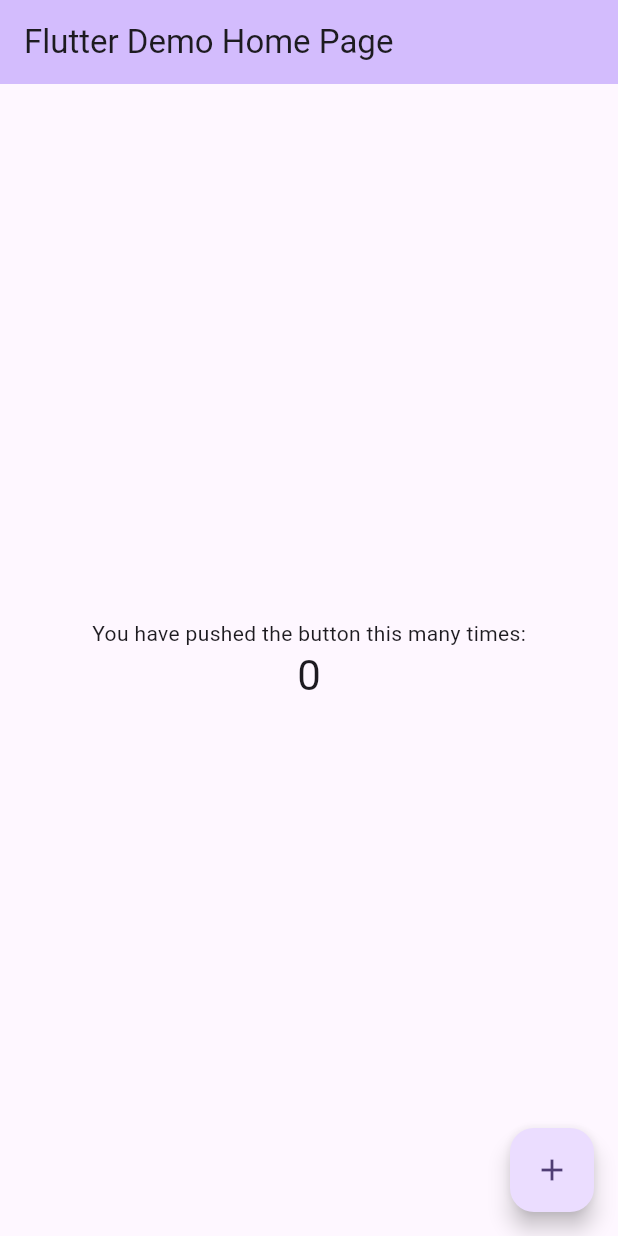
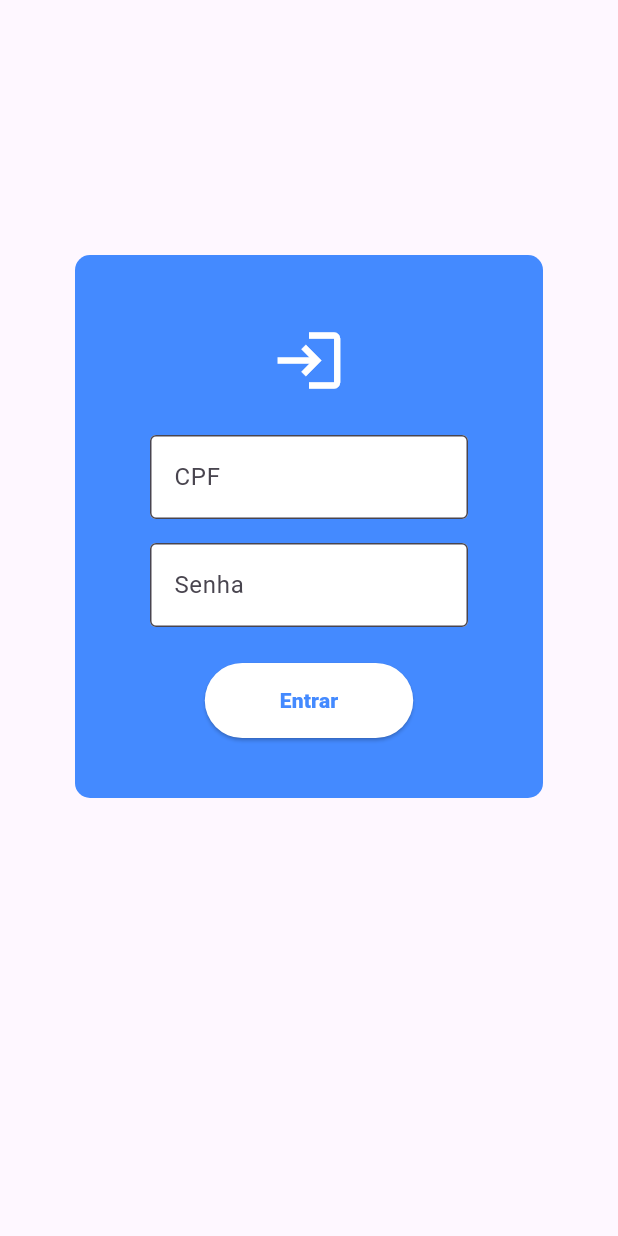
Before and after one commit to clarasenx/gestao_estoque_flutter, a Flutter app: the screen it shows after launch, on a phone screen of 412 x 824 dp. Run offline on Flutter 3.47's test engine with Material 3 defaults, Android fonts, the light colour scheme and no system bars.

Commit message:
[new]: login page

```diff
--- a/lib/config/constants.dart
+++ b/lib/config/constants.dart
@@ -0,0 +1 @@
+/// Variáveis globais de estilo (como se fossem variáveis de CSS)
--- a/lib/main.dart
+++ b/lib/main.dart
@@ -1,4 +1,5 @@
 import 'package:flutter/material.dart';
+import 'package:gestao_estoque_flutter/views/login/login_page.dart';
 
 void main() {
   runApp(const MyApp());
@@ -11,62 +12,9 @@ class MyApp extends StatelessWidget {
   @override
   Widget build(BuildContext context) {
     return MaterialApp(
-      title: 'Flutter Demo',
-      theme: ThemeData(
-        colorScheme: ColorScheme.fromSeed(seedColor: Colors.deepPurple),
-      ),
-      home: const MyHomePage(title: 'Flutter Demo Home Page'),
+      debugShowCheckedModeBanner: false,
+      title: 'Gestão de Estoque',
+      home: LoginPage(),
     );
   }
 }
-
-class MyHomePage extends StatefulWidget {
-  const MyHomePage({super.key, required this.title});
-
-  final String title;
-
-  @override
-  State<MyHomePage> createState() => _MyHomePageState();
-}
-
-class _MyHomePageState extends State<MyHomePage> {
-  int _counter = 0;
-
-  void _incrementCounter() {
-    setState(() {
-
-      _counter++;
-    });
-  }
-
-  @override
-  Widget build(BuildContext context) {
-
-    return Scaffold(
-      appBar: AppBar(
-
-        backgroundColor: Theme.of(context).colorScheme.inversePrimary,
-        title: Text(widget.title),
-      ),
-      body: Center(
-
-        child: Column(
-
-          mainAxisAlignment: MainAxisAlignment.center,
-          children: <Widget>[
-            const Text('You have pushed the button this many times:'),
-            Text(
-              '$_counter',
-              style: Theme.of(context).textTheme.headlineMedium,
-            ),
-          ],
-        ),
-      ),
-      floatingActionButton: FloatingActionButton(
-        onPressed: _incrementCounter,
-        tooltip: 'Increment',
-        child: const Icon(Icons.add),
-      ),
-    );
-  }
-}
--- a/lib/model/user.dart
+++ b/lib/model/user.dart
@@ -0,0 +1,15 @@
+class User {
+  int cpf;
+  String password;
+  String name;
+  String role;
+  String? token;
+
+  User({
+    required this.cpf,
+    required this.password,
+    required this.name,
+    required this.role,
+    this.token,
+  });
+}
--- /dev/null
+++ b/lib/views/login/login_page.dart
@@ -0,0 +1,111 @@
+import 'package:flutter/material.dart';
+import 'package:gestao_estoque_flutter/views/dashboard/dashboard_page.dart';
+
+const users = [
+  {'cpf': '1234', 'password': 'asdf'},
+  {'cpf': '5678', 'password': 'zxcv'},
+];
+
+class LoginPage extends StatelessWidget {
+  LoginPage({super.key});
+
+  final _formKey = GlobalKey<FormState>();
+  final _cpfController = TextEditingController();
+  final _passwordController = TextEditingController();
+
+  @override
+  Widget build(BuildContext context) {
+    return Scaffold(
+      body: Column(
+        children: [
+          SizedBox(height: 150),
+          Center(
+            child: Container(
+              width: 400,
+              margin: EdgeInsets.only(top: 20, left: 50, right: 50, bottom: 20),
+              padding: EdgeInsets.only(
+                top: 20,
+                left: 50,
+                right: 50,
+                bottom: 40,
+              ),
+              decoration: BoxDecoration(
+                color: Colors.blueAccent,
+                borderRadius: BorderRadius.circular(10),
+              ),
+              child: Column(
+                children: [
+                  SizedBox(
+                    height: 100,
+                    child: (Icon(Icons.login, size: 50, color: Colors.white)),
+                  ),
+                  Form(
+                    key: _formKey,
+                    child: Column(
+                      children: [
+                        // Input CPF
+                        TextFormField(
+                          controller: _cpfController,
+                          decoration: InputDecoration(
+                            filled: true,
+                            fillColor: Colors.white,
+                            hintText: 'CPF',
+                            border: OutlineInputBorder(),
+                          ),
+                          keyboardType: TextInputType.number,
+                          validator: (value) {
+                            return "Adicionar validação de CPF aqui";
+                          },
+                        ),
+                        SizedBox(height: 16),
+                        // Input Senha
+                        TextFormField(
+                          controller: _passwordController,
+                          decoration: InputDecoration(
+                            filled: true,
+                            fillColor: Colors.white,
+                            hintText: 'Senha',
+                            border: OutlineInputBorder(),
+                          ),
+                          obscureText: true,
+                          validator: (value) {
+                            return "Adicionar validação de Senha aqui";
+                          }
+                        ),
+                        SizedBox(height: 24),
+                        ElevatedButton(
+                          onPressed: () {
+                            Navigator.push(context,
+                            MaterialPageRoute(builder: (context) => DashboardPage()));
+                          },
+                          style: ButtonStyle(
+                            backgroundColor: WidgetStatePropertyAll(
+                              Colors.white,
+                            ),
+                            padding: WidgetStatePropertyAll(
+                              EdgeInsets.symmetric(
+                                horizontal: 50,
+                                vertical: 15,
+                              ),
+                            ),
+                          ),
+                          child: const Text(
+                            'Entrar',
+                            style: TextStyle(
+                              fontWeight: FontWeight.w900,
+                              color: Colors.blueAccent,
+                            ),
+                          ),
+                        ),
+                      ],
+                    ),
+                  ),
+                ],
+              ),
+            ),
+          ),
+        ],
+      ),
+    );
+  }
+}
```
